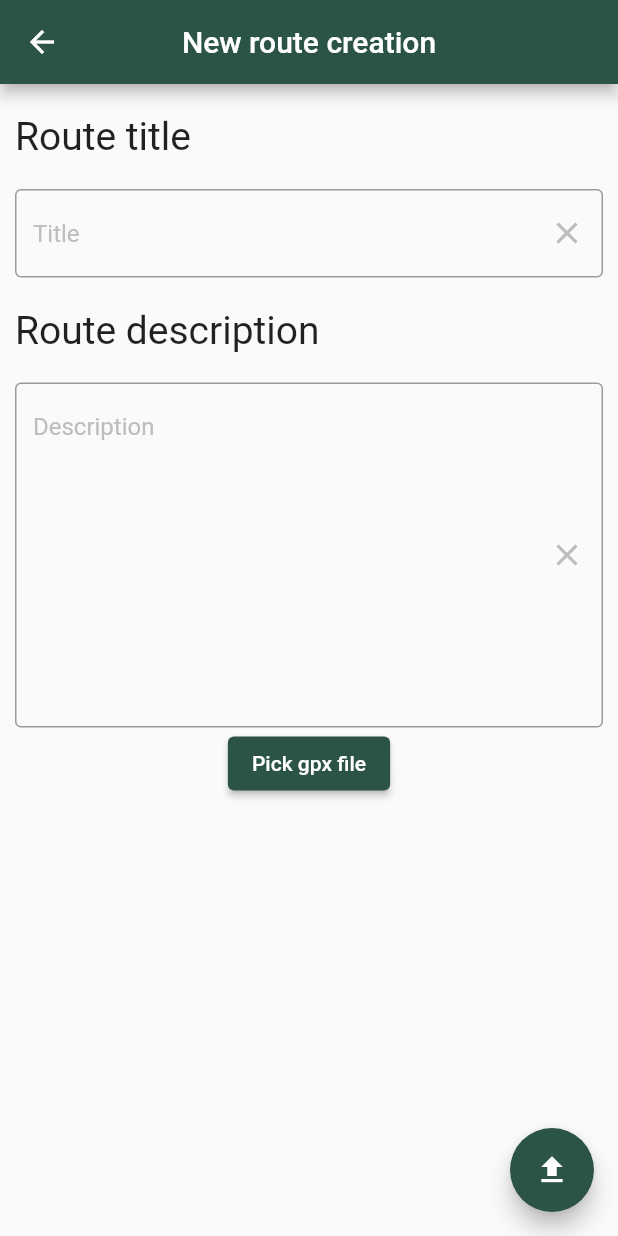
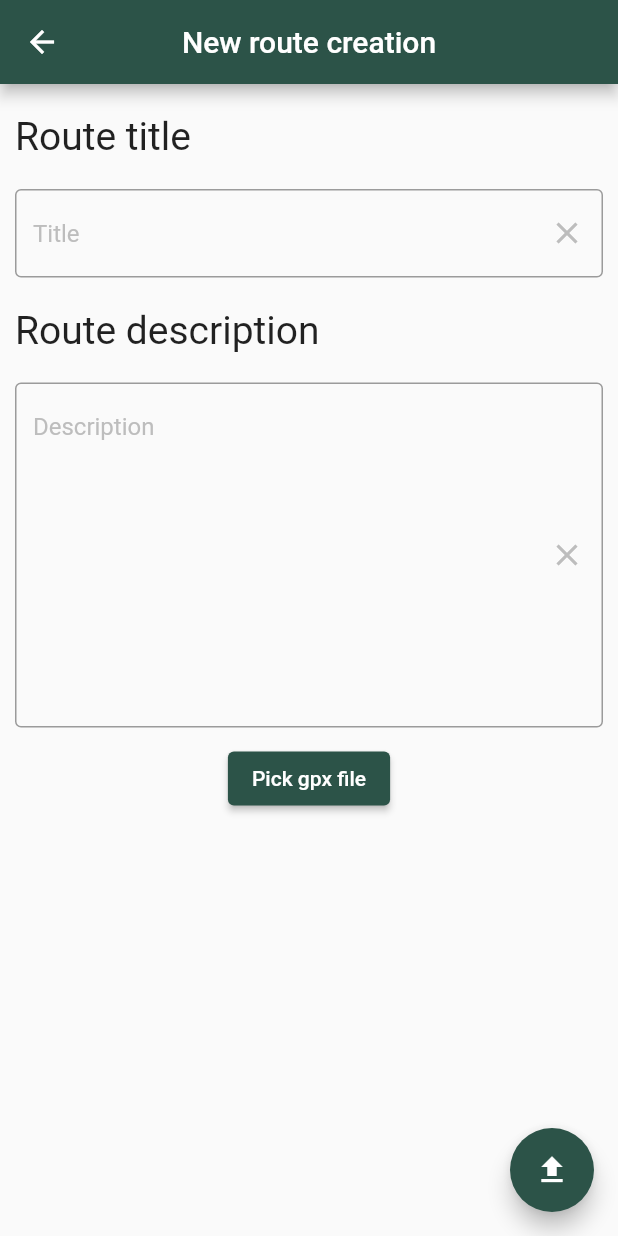
Before and after one commit to nikzor/taurist, a Flutter app: the RoutesPage screen opened by its route, after a tap on "Create new route", on a phone screen of 412 x 824 dp. Run offline on Flutter 3.47's test engine with Material 2 defaults, Android fonts, the phone set to English and light mode, and no system bars; our stand-ins replace cloud_firestore, email_validator, file_picker, firebase_auth, firebase_core, firebase_crashlytics and 5 more; missing offline and left inert: gpx; accounts and stored records are empty; network calls fail.

Commit message:
Design fix

```diff
--- a/lib/screens/newRouteScreen/main_screen.dart
+++ b/lib/screens/newRouteScreen/main_screen.dart
@@ -51,7 +51,7 @@ class _NewRouteScreenState extends State<NewRouteScreen> {
             children: [
               Container(
                 padding: const EdgeInsets.only(top: 20, left: 10),
-                width: MediaQuery.of(context).size.width,
+                width: Get.width,
                 child: const Text(
                   "Route title",
                   style: TextStyle(
@@ -62,7 +62,7 @@ class _NewRouteScreenState extends State<NewRouteScreen> {
               ),
               Container(
                 margin: const EdgeInsets.only(top: 20, left: 10, right: 10),
-                width: MediaQuery.of(context).size.width,
+                width: Get.width,
                 child: TextField(
                   controller: titleController,
                   textInputAction: TextInputAction.next,
@@ -85,7 +85,7 @@ class _NewRouteScreenState extends State<NewRouteScreen> {
               ),
               Container(
                 padding: const EdgeInsets.only(top: 20, left: 10),
-                width: MediaQuery.of(context).size.width,
+                width: Get.width,
                 child: const Text(
                   "Route description",
                   style: TextStyle(
@@ -95,8 +95,8 @@ class _NewRouteScreenState extends State<NewRouteScreen> {
                 ),
               ),
               Container(
-                margin: const EdgeInsets.only(top: 20, left: 10, right: 10),
-                width: MediaQuery.of(context).size.width,
+                margin: const EdgeInsets.only(top: 20, left: 10, right: 10, bottom: 10),
+                width: Get.width,
                 child: TextField(
                   controller: descriptionController,
                   textInputAction: TextInputAction.next,
--- a/lib/sharedWidgets/model_card.dart
+++ b/lib/sharedWidgets/model_card.dart
@@ -2,12 +2,8 @@ import 'package:flutter/material.dart';
 import 'package:taurist/data/route_model.dart';
 
 Widget getModelCardWidget(RouteModel model) {
-  return Container(
+  return Card(
     margin: const EdgeInsets.all(8.0),
-    decoration: BoxDecoration(
-        borderRadius: BorderRadius.circular(20),
-        color: Colors.white,
-        border: Border.all(color: Colors.black)),
     child: Padding(
       padding: const EdgeInsets.all(10.0),
       child: Row(
@@ -16,14 +12,10 @@ Widget getModelCardWidget(RouteModel model) {
           Container(
             padding: const EdgeInsets.all(10.0),
             margin: const EdgeInsets.symmetric(horizontal: 10.0),
-            decoration: BoxDecoration(
-              borderRadius: BorderRadius.circular(50),
-              border: Border.all(color: Colors.black),
-            ),
             child: Icon(
-              color: const Color.fromRGBO(44, 83, 72, 1),
+              color: Color.fromRGBO(44, 83, 72, 1),
               Icons.bike_scooter,
-              size: 30,
+              size: 36,
             ),
           ),
           Flexible(
@@ -32,8 +24,8 @@ Widget getModelCardWidget(RouteModel model) {
             child: Text(
               model.title,
               style: const TextStyle(
-                fontSize: 16.0,
-                fontWeight: FontWeight.bold,
+                fontSize: 20.0,
+                fontWeight: FontWeight.w600,
               ),
             ),
           ),
@@ -46,14 +38,14 @@ Widget getModelCardWidget(RouteModel model) {
                 Text(
                   "${model.distance.toStringAsFixed(2)} km",
                   style: const TextStyle(
-                    fontSize: 12.0,
+                    fontSize: 14.0,
                     fontWeight: FontWeight.bold,
                   ),
                 ),
                 Text(
                   model.durationAsTimeString(),
                   style: const TextStyle(
-                    fontSize: 12.0,
+                    fontSize: 14.0,
                     fontWeight: FontWeight.bold,
                   ),
                 ),
```
